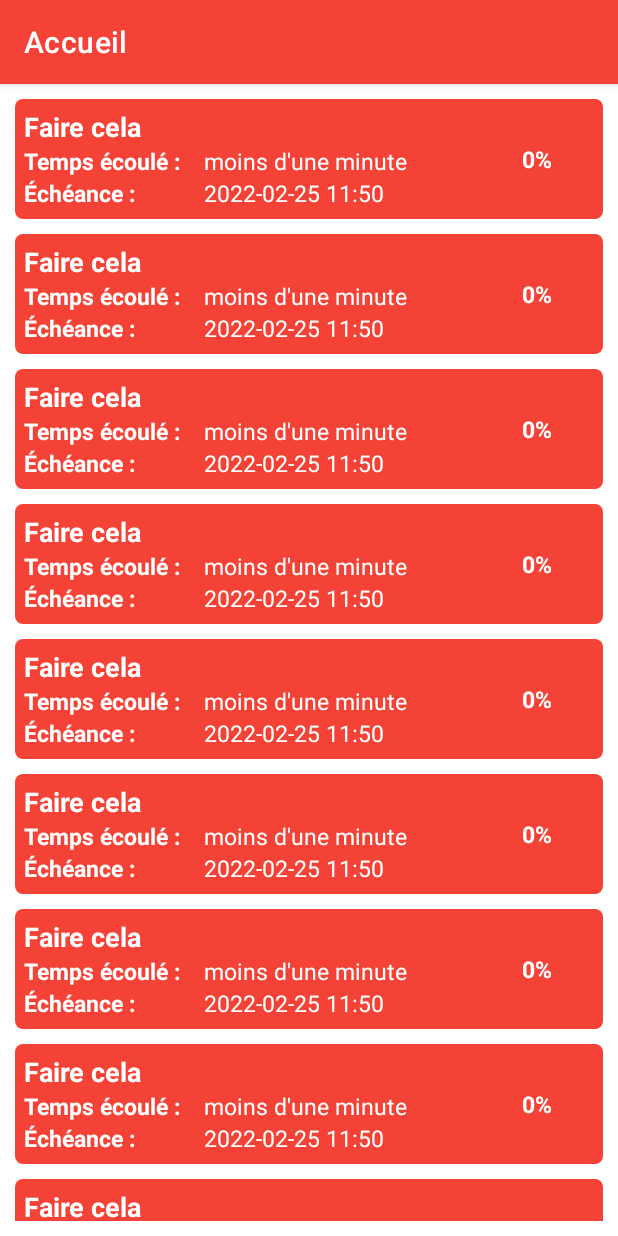
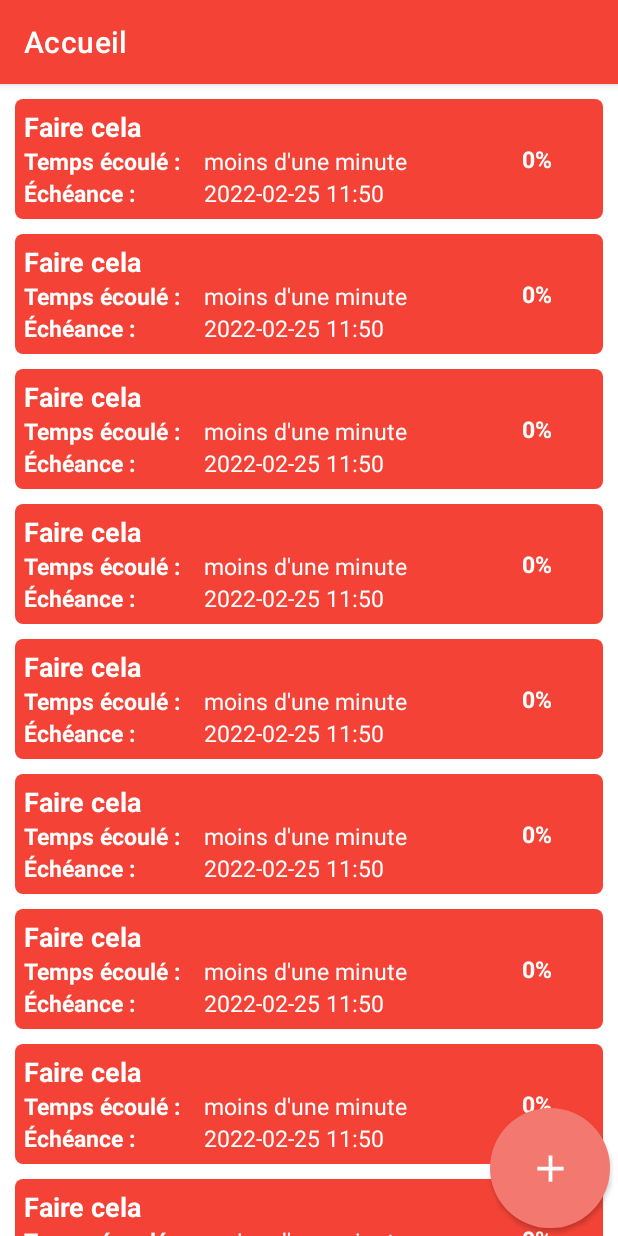
Before and after one commit to FrancisChamberland/ANDROID_TaskManager, an Android app: the HomeActivity screen opened directly, with no data from a screen before it, on a phone screen of 412 x 824 dp. Run offline under Robolectric (Android 15) with nearby library versions, the phone set to English and light mode, and no system bars.

Commit message:
FCT Bouton ajouter tâche
Ajout du bouton qui va servir à ajouter des tâches dans le layout Home

```diff
--- /dev/null
+++ b/KickMyB/app/src/main/res/drawable/add_button.xml
@@ -0,0 +1,9 @@
+<?xml version="1.0" encoding="utf-8"?>
+<ripple xmlns:android="http://schemas.android.com/apk/res/android" android:color="#F44336">
+    <item>
+        <shape android:shape="rectangle">
+            <solid android:color="#F3786F"/>
+            <corners android:radius="100dp"/>
+        </shape>
+    </item>
+</ripple>
--- /dev/null
+++ b/KickMyB/app/src/main/res/drawable/ic_baseline_add_24.xml
@@ -0,0 +1,9 @@
+<vector xmlns:android="http://schemas.android.com/apk/res/android"
+    android:width="30dp"
+    android:height="30dp"
+    android:viewportWidth="24"
+    android:viewportHeight="24">
+  <path
+      android:fillColor="#FFFFFF"
+      android:pathData="M19,13h-6v6h-2v-6H5v-2h6V5h2v6h6v2z"/>
+</vector>
--- a/KickMyB/app/src/main/res/layout/activity_home.xml
+++ b/KickMyB/app/src/main/res/layout/activity_home.xml
@@ -1,15 +1,30 @@
 <?xml version="1.0" encoding="utf-8"?>
-<LinearLayout xmlns:android="http://schemas.android.com/apk/res/android"
+<RelativeLayout xmlns:android="http://schemas.android.com/apk/res/android"
     xmlns:app="http://schemas.android.com/apk/res-auto"
     xmlns:tools="http://schemas.android.com/tools"
     android:layout_width="match_parent"
     android:layout_height="match_parent"
-    android:padding="10dp"
+    android:orientation="vertical"
     tools:context=".activities.HomeActivity">
 
     <androidx.recyclerview.widget.RecyclerView
         android:id="@+id/taskList"
+        android:layout_marginLeft="10dp"
+        android:layout_marginRight="10dp"
         android:layout_width="match_parent"
-        android:layout_height="wrap_content"/>
+        android:layout_height="wrap_content" />
 
-</LinearLayout>
+    <androidx.appcompat.widget.AppCompatButton
+        android:id="@+id/btnAddTask"
+        android:layout_width="80dp"
+        android:layout_height="80dp"
+        android:layout_marginBottom="5dp"
+        android:layout_marginRight="5dp"
+        android:background="@drawable/add_button"
+        android:layout_alignParentBottom="true"
+        android:layout_alignParentRight="true"
+        android:padding="25dp"
+        android:drawableLeft="@drawable/ic_baseline_add_24"
+        android:gravity="center"/>
+
+</RelativeLayout>
--- a/KickMyB/app/src/main/res/layout/task.xml
+++ b/KickMyB/app/src/main/res/layout/task.xml
@@ -2,7 +2,7 @@
 <LinearLayout xmlns:android="http://schemas.android.com/apk/res/android"
     android:layout_width="match_parent"
     android:layout_height="80dp"
-    android:layout_marginBottom="10dp"
+    android:layout_marginTop="10dp"
     android:orientation="horizontal"
     android:padding="6dp"
     android:background="@drawable/task_layout">
```
Also changed, not shown: KickMyB/app/src/main/res/drawable-v21/add_button2.xml (added, +9 -0 lines), KickMyB/app/src/main/res/drawable/add_button2.xml (added, +9 -0 lines), KickMyB/app/src/main/res/drawable/task_layout.xml (line endings or trailing spaces).
